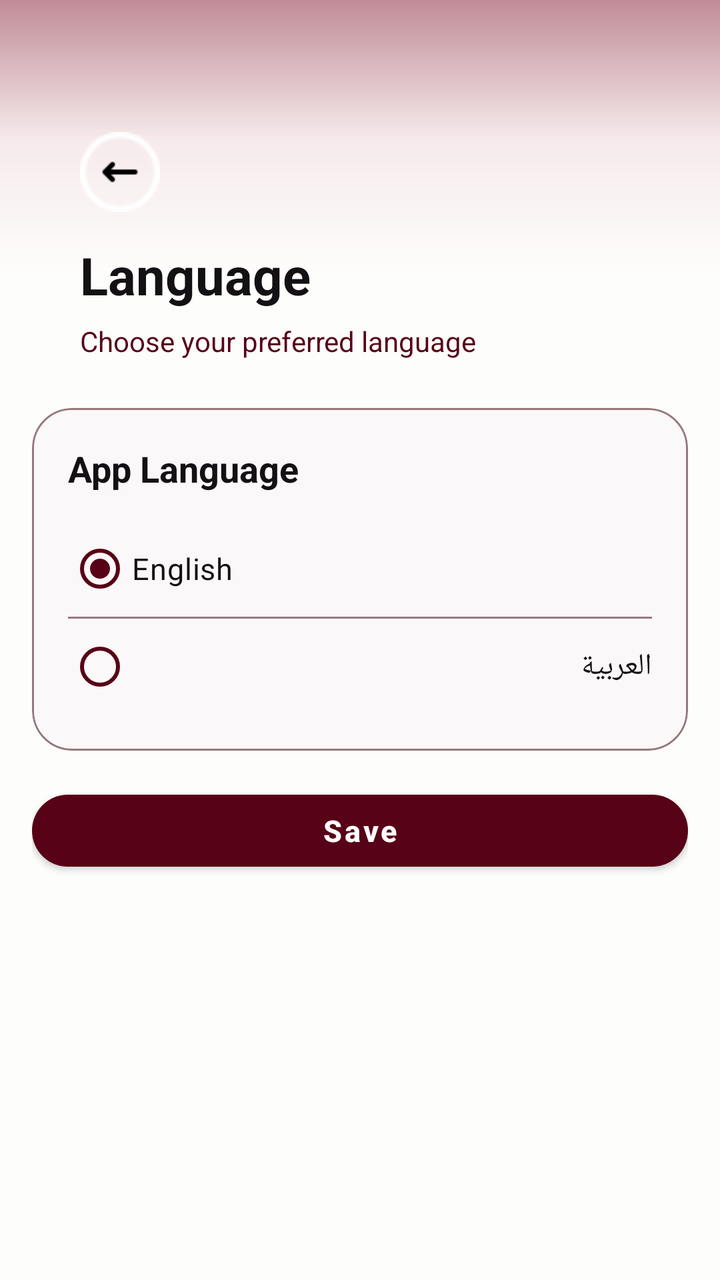
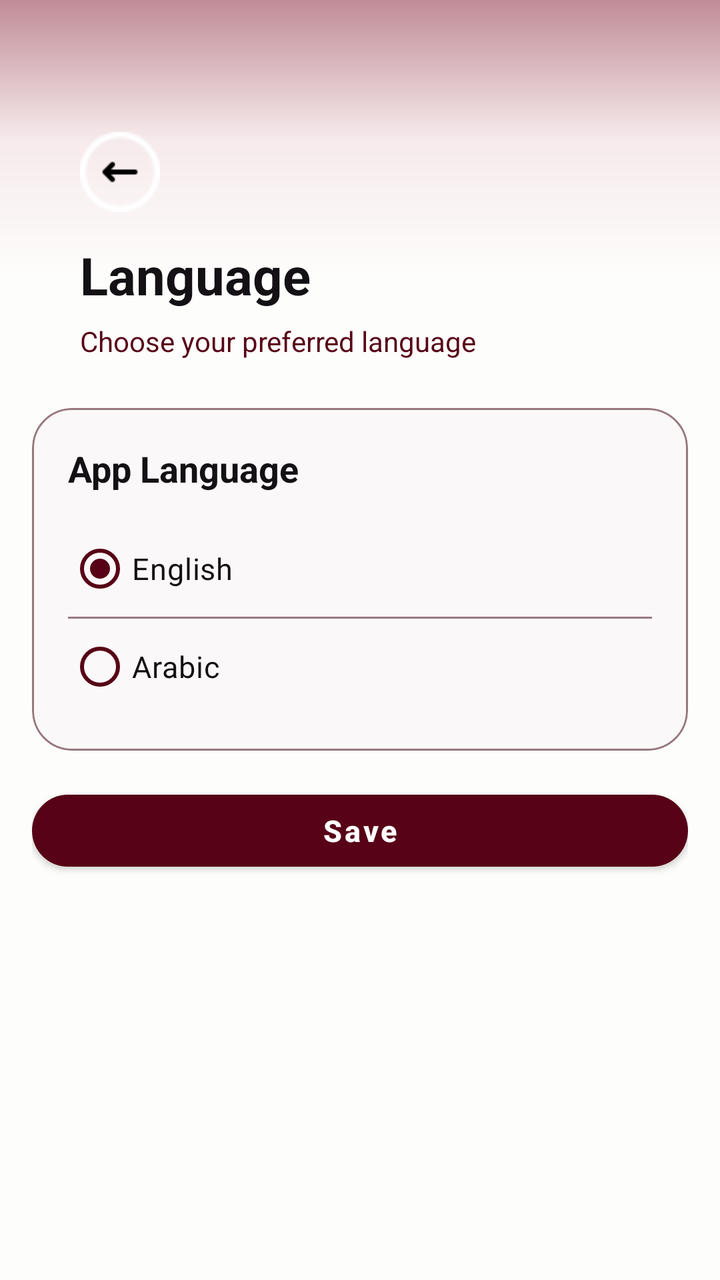

Two renders of the same Android screen: before a commit and after it. Below are the layout's source before the change and the commit's diff.
<!-- AndroidManifest.xml: application theme Theme.DownSteps1 -->
<!-- res/layout/activity_language.xml -->
<?xml version='1.0' encoding='UTF-8'?>
<androidx.constraintlayout.widget.ConstraintLayout xmlns:android="http://schemas.android.com/apk/res/android" xmlns:app="http://schemas.android.com/apk/res-auto" android:id="@+id/languagePage" android:layout_width="match_parent" android:layout_height="match_parent" android:background="@color/bg_main">

    
    <View android:id="@+id/topShape" style="@style/TopShape" android:layout_width="0dp" android:layout_height="140dp" android:alpha="0.45" app:layout_constraintTop_toTopOf="parent" app:layout_constraintStart_toStartOf="parent" app:layout_constraintEnd_toEndOf="parent"/>

    
    
    <ScrollView android:id="@+id/scrollContent" android:layout_width="0dp" android:layout_height="0dp" android:fillViewport="true" android:clipToPadding="false" android:paddingStart="16dp" android:paddingTop="8dp" android:paddingEnd="16dp" android:paddingBottom="16dp" app:layout_constraintBottom_toBottomOf="parent" app:layout_constraintStart_toStartOf="parent" app:layout_constraintEnd_toEndOf="parent" app:layout_constraintTop_toTopOf="parent">

        <LinearLayout android:layout_width="match_parent" android:layout_height="wrap_content" android:orientation="vertical">

            <LinearLayout android:id="@+id/headerLayout" style="@style/Header" android:layout_width="match_parent" android:layout_height="wrap_content" android:orientation="vertical">

        <LinearLayout android:id="@+id/backContainer" style="@style/BackBtn.Box" android:layout_marginBottom="14dp" android:orientation="horizontal">

            <ImageView android:id="@+id/btnBack" style="@style/BackBtn.Icon" android:contentDescription="Back"/>
        </LinearLayout>

        <TextView android:id="@+id/tvLanguageTitle" style="@style/Text.Title" android:layout_width="wrap_content" android:layout_height="wrap_content" android:text="Language"/>

        <TextView android:id="@+id/tvLanguageSubtitle" style="@style/Text.Subtitle" android:layout_width="wrap_content" android:layout_height="wrap_content" android:layout_marginTop="6dp" android:text="Choose your preferred language"/>
    </LinearLayout>

    
            <com.google.android.material.card.MaterialCardView android:id="@+id/languageCard" style="@style/Card" android:layout_width="match_parent" android:layout_height="wrap_content" android:layout_marginBottom="16dp">

                <LinearLayout android:layout_width="match_parent" android:layout_height="wrap_content" android:orientation="vertical" android:padding="18dp">

                    <TextView android:id="@+id/tvAppLanguage" style="@style/Text.Section" android:layout_width="wrap_content" android:layout_height="wrap_content" android:layout_marginBottom="14dp" android:text="App Language"/>

                    <RadioGroup android:id="@+id/radioGroupLanguage" android:layout_width="match_parent" android:layout_height="wrap_content" android:orientation="vertical">

                        <RadioButton android:id="@+id/rbEnglish" android:layout_width="match_parent" android:layout_height="wrap_content" android:checked="true" android:paddingTop="12dp" android:paddingBottom="12dp" android:text="English" style="@style/Radio" app:buttonTint="@color/btn_primary"/>

                        <View android:layout_width="match_parent" android:layout_height="1dp" android:background="@color/input_border"/>

                        <RadioButton android:id="@+id/rbArabic" android:layout_width="match_parent" android:layout_height="wrap_content" android:paddingTop="12dp" android:paddingBottom="12dp" android:text="العربية" style="@style/Radio" app:buttonTint="@color/btn_primary"/>
                    </RadioGroup>

                </LinearLayout>
            </com.google.android.material.card.MaterialCardView>

            
            <com.google.android.material.button.MaterialButton android:id="@+id/btnSaveLanguage" style="@style/Btn.Primary" android:layout_width="match_parent" android:layout_height="wrap_content" android:text="Save"/>

        </LinearLayout>
    </ScrollView>

</androidx.constraintlayout.widget.ConstraintLayout>
<!-- resources referenced by this layout -->
<resources>
  <color name="bg_main">#FDFDFB</color>
  <color name="btn_primary">#570216</color>
  <color name="input_border">#997981</color>
  <style name="BackBtn.Box">
          <item name="android:layout_width">40dp</item>
          <item name="android:layout_height">40dp</item>
          <item name="android:background">@drawable/cerclefleche</item>
          <item name="android:gravity">center</item>
          <item name="android:tint">@color/black</item>
      </style>
  <style name="BackBtn.Icon">
          <item name="android:layout_width">20dp</item>
          <item name="android:layout_height">20dp</item>
          <item name="android:src">@drawable/ic_fleche_gauche</item>
          <item name="android:tint">@color/black</item>
      </style>
  <style name="Card">
          <item name="cardBackgroundColor">@color/card_bg</item>
          <item name="cardCornerRadius">20dp</item>
          <item name="strokeWidth">1dp</item>
          <item name="strokeColor">@color/card_border</item>
          <item name="cardUseCompatPadding">false</item>
      </style>
  <style name="Header">
          <item name="android:paddingStart">24dp</item>
          <item name="android:paddingTop">58dp</item>
          <item name="android:paddingEnd">24dp</item>
          <item name="android:paddingBottom">24dp</item>
      </style>
  <style name="Radio">
          <item name="android:textColor">@color/text_label</item>
          <item name="android:textSize">15sp</item>
          <item name="android:paddingTop">12dp</item>
          <item name="android:buttonTint">@color/btn_primary</item>
          <item name="android:paddingBottom">12dp</item>
      </style>
  <style name="Text.Section">
          <item name="android:textColor">@color/text_title</item>
          <item name="android:textSize">18sp</item>
          <item name="android:textStyle">bold</item>
      </style>
  <style name="Text.Subtitle">
          <item name="android:textColor">@color/text_subtitle</item>
          <item name="android:textSize">14sp</item>
      </style>
  <style name="Text.Title">
          <item name="android:textColor">@color/text_title</item>
          <item name="android:textSize">26sp</item>
          <item name="android:textStyle">bold</item>
      </style>
  <style name="TopShape">
          <item name="android:background">@drawable/bg_top</item>
          <item name="android:alpha">0.45</item>
      </style>
  <style name="Theme.DownSteps1" parent="Base.Theme.DownSteps1" />
  <color name="black">#000000</color>
  <color name="white">#FFFFFF</color>
  <color name="card_bg">#FAF8F8</color>
  <color name="card_border">#97777E</color>
  <color name="text_label">#131114</color>
  <color name="text_title">#131114</color>
  <color name="text_subtitle">#570216</color>
  <!-- drawable bg_top (drawable) -->
  <shape xmlns:android="http://schemas.android.com/apk/res/android"
      android:shape="rectangle">
  
      <gradient
          android:angle="270"
          android:startColor="#77021D"
          android:centerColor="#EFD4DA"
          android:endColor="#FFFFFF" />
  
  </shape>
  <style name="Base.Theme.DownSteps1" parent="Theme.Material3.DayNight.NoActionBar">
          
          
          <item name="colorPrimary">@color/btn_primary</item>
          <item name="colorSecondary">@color/btn_primary</item>
          <item name="colorAccent">@color/btn_primary</item>
      </style>
  <!-- unchanged entries left out for length: 3 -->
</resources>

<!-- the commit's change to res/layout/activity_language.xml (unified diff, before → after) -->
@@ -1,48 +1,144 @@
 <?xml version='1.0' encoding='UTF-8'?>
-<androidx.constraintlayout.widget.ConstraintLayout xmlns:android="http://schemas.android.com/apk/res/android" xmlns:app="http://schemas.android.com/apk/res-auto" android:id="@+id/languagePage" android:layout_width="match_parent" android:layout_height="match_parent" android:background="@color/bg_main">
+<androidx.constraintlayout.widget.ConstraintLayout xmlns:android="http://schemas.android.com/apk/res/android"
+    xmlns:app="http://schemas.android.com/apk/res-auto"
+    android:id="@+id/languagePage"
+    android:layout_width="match_parent"
+    android:layout_height="match_parent"
+    android:background="@color/bg_main">
 
     
-    <View android:id="@+id/topShape" style="@style/TopShape" android:layout_width="0dp" android:layout_height="140dp" android:alpha="0.45" app:layout_constraintTop_toTopOf="parent" app:layout_constraintStart_toStartOf="parent" app:layout_constraintEnd_toEndOf="parent"/>
+    <View
+        android:id="@+id/topShape"
+        style="@style/TopShape"
+        android:layout_width="0dp"
+        android:layout_height="140dp"
+        android:alpha="0.45"
+        app:layout_constraintEnd_toEndOf="parent"
+        app:layout_constraintStart_toStartOf="parent"
+        app:layout_constraintTop_toTopOf="parent" />
 
     
     
-    <ScrollView android:id="@+id/scrollContent" android:layout_width="0dp" android:layout_height="0dp" android:fillViewport="true" android:clipToPadding="false" android:paddingStart="16dp" android:paddingTop="8dp" android:paddingEnd="16dp" android:paddingBottom="16dp" app:layout_constraintBottom_toBottomOf="parent" app:layout_constraintStart_toStartOf="parent" app:layout_constraintEnd_toEndOf="parent" app:layout_constraintTop_toTopOf="parent">
+    <ScrollView
+        android:id="@+id/scrollContent"
+        android:layout_width="0dp"
+        android:layout_height="0dp"
+        android:clipToPadding="false"
+        android:fillViewport="true"
+        android:paddingStart="16dp"
+        android:paddingTop="8dp"
+        android:paddingEnd="16dp"
+        android:paddingBottom="16dp"
+        app:layout_constraintBottom_toBottomOf="parent"
+        app:layout_constraintEnd_toEndOf="parent"
+        app:layout_constraintStart_toStartOf="parent"
+        app:layout_constraintTop_toTopOf="parent">
 
-        <LinearLayout android:layout_width="match_parent" android:layout_height="wrap_content" android:orientation="vertical">
+        <LinearLayout
+            android:layout_width="match_parent"
+            android:layout_height="wrap_content"
+            android:orientation="vertical">
 
-            <LinearLayout android:id="@+id/headerLayout" style="@style/Header" android:layout_width="match_parent" android:layout_height="wrap_content" android:orientation="vertical">
+            <LinearLayout
+                android:id="@+id/headerLayout"
+                style="@style/Header"
+                android:layout_width="match_parent"
+                android:layout_height="wrap_content"
+                android:orientation="vertical">
 
-        <LinearLayout android:id="@+id/backContainer" style="@style/BackBtn.Box" android:layout_marginBottom="14dp" android:orientation="horizontal">
+                <LinearLayout
+                    android:id="@+id/backContainer"
+                    style="@style/BackBtn.Box"
+                    android:layout_marginBottom="14dp"
+                    android:orientation="horizontal">
 
-            <ImageView android:id="@+id/btnBack" style="@style/BackBtn.Icon" android:contentDescription="Back"/>
-        </LinearLayout>
+                    <ImageView
+                        android:id="@+id/btnBack"
+                        style="@style/BackBtn.Icon"
+                        android:contentDescription="@string/back"/>
+                </LinearLayout>
 
-        <TextView android:id="@+id/tvLanguageTitle" style="@style/Text.Title" android:layout_width="wrap_content" android:layout_height="wrap_content" android:text="Language"/>
+                <TextView
+                    android:id="@+id/tvLanguageTitle"
+                    style="@style/Text.Title"
+                    android:layout_width="wrap_content"
+                    android:layout_height="wrap_content"
+                    android:text="@string/language" />
 
-        <TextView android:id="@+id/tvLanguageSubtitle" style="@style/Text.Subtitle" android:layout_width="wrap_content" android:layout_height="wrap_content" android:layout_marginTop="6dp" android:text="Choose your preferred language"/>
-    </LinearLayout>
+                <TextView
+                    android:id="@+id/tvLanguageSubtitle"
+                    style="@style/Text.Subtitle"
+                    android:layout_width="wrap_content"
+                    android:layout_height="wrap_content"
+                    android:layout_marginTop="6dp"
+                    android:text="@string/choose_preferred_language" />
+            </LinearLayout>
 
-    
-            <com.google.android.material.card.MaterialCardView android:id="@+id/languageCard" style="@style/Card" android:layout_width="match_parent" android:layout_height="wrap_content" android:layout_marginBottom="16dp">
+            
+            <com.google.android.material.card.MaterialCardView
+                android:id="@+id/languageCard"
+                style="@style/Card"
+                android:layout_width="match_parent"
+                android:layout_height="wrap_content"
+                android:layout_marginBottom="16dp">
 
-                <LinearLayout android:layout_width="match_parent" android:layout_height="wrap_content" android:orientation="vertical" android:padding="18dp">
+                <LinearLayout
+                    android:layout_width="match_parent"
+                    android:layout_height="wrap_content"
+                    android:orientation="vertical"
+                    android:padding="18dp">
 
-                    <TextView android:id="@+id/tvAppLanguage" style="@style/Text.Section" android:layout_width="wrap_content" android:layout_height="wrap_content" android:layout_marginBottom="14dp" android:text="App Language"/>
+                    <TextView
+                        android:id="@+id/tvAppLanguage"
+                        style="@style/Text.Section"
+                        android:layout_width="wrap_content"
+                        android:layout_height="wrap_content"
+                        android:layout_marginBottom="14dp"
+                        android:text="@string/app_language"/>
 
-                    <RadioGroup android:id="@+id/radioGroupLanguage" android:layout_width="match_parent" android:layout_height="wrap_content" android:orientation="vertical">
+                    <RadioGroup
+                        android:id="@+id/radioGroupLanguage"
+                        android:layout_width="match_parent"
+                        android:layout_height="wrap_content"
+                        android:orientation="vertical">
 
-                        <RadioButton android:id="@+id/rbEnglish" android:layout_width="match_parent" android:layout_height="wrap_content" android:checked="true" android:paddingTop="12dp" android:paddingBottom="12dp" android:text="English" style="@style/Radio" app:buttonTint="@color/btn_primary"/>
+                        <RadioButton
+                            android:id="@+id/rbEnglish"
+                            style="@style/Radio"
+                            android:layout_width="match_parent"
+                            android:layout_height="wrap_content"
+                            android:checked="true"
+                            android:paddingTop="12dp"
+                            android:paddingBottom="12dp"
+                            android:text="@string/english"
+                            app:buttonTint="@color/btn_primary" />
 
-                        <View android:layout_width="match_parent" android:layout_height="1dp" android:background="@color/input_border"/>
+                        <View
+                            android:layout_width="match_parent"
+                            android:layout_height="1dp"
+                            android:background="@color/input_border" />
 
-                        <RadioButton android:id="@+id/rbArabic" android:layout_width="match_parent" android:layout_height="wrap_content" android:paddingTop="12dp" android:paddingBottom="12dp" android:text="العربية" style="@style/Radio" app:buttonTint="@color/btn_primary"/>
+                        <RadioButton
+                            android:id="@+id/rbArabic"
+                            style="@style/Radio"
+                            android:layout_width="match_parent"
+                            android:layout_height="wrap_content"
+                            android:paddingTop="12dp"
+                            android:paddingBottom="12dp"
+                            android:text="@string/arabic"
+                            app:buttonTint="@color/btn_primary" />
                     </RadioGroup>
 
                 </LinearLayout>
             </com.google.android.material.card.MaterialCardView>
 
             
-            <com.google.android.material.button.MaterialButton android:id="@+id/btnSaveLanguage" style="@style/Btn.Primary" android:layout_width="match_parent" android:layout_height="wrap_content" android:text="Save"/>
+            <com.google.android.material.button.MaterialButton
+                android:id="@+id/btnSaveLanguage"
+                style="@style/Btn.Primary"
+                android:layout_width="match_parent"
+                android:layout_height="wrap_content"
+                android:text="@string/save" />
 
         </LinearLayout>
     </ScrollView>
<!-- resource entries referenced after the edit -->
@@ -3,6 +3,13 @@
   <color name="bg_main">#FDFDFB</color>
   <color name="btn_primary">#570216</color>
   <color name="input_border">#997981</color>
+  <string name="app_language">App Language</string>
+  <string name="arabic">Arabic</string>
+  <string name="back">Back</string>
+  <string name="choose_preferred_language">Choose your preferred language</string>
+  <string name="english">English</string>
+  <string name="language">Language</string>
+  <string name="save">Save</string>
   <style name="BackBtn.Box">
           <item name="android:layout_width">40dp</item>
           <item name="android:layout_height">40dp</item>
